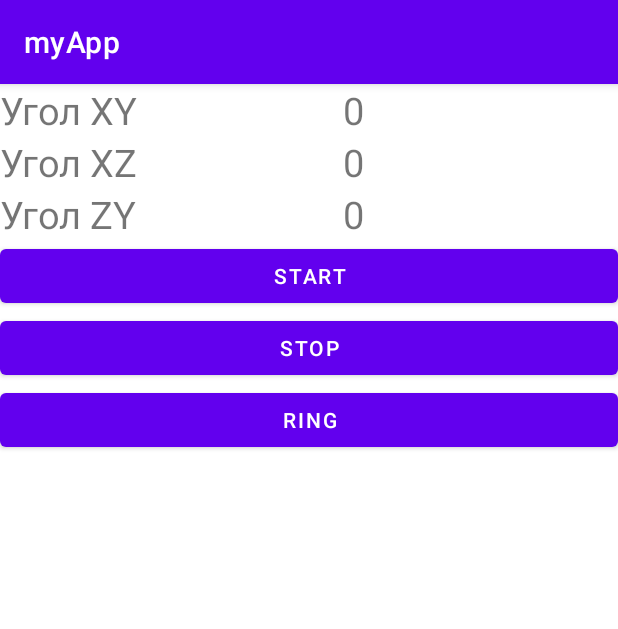
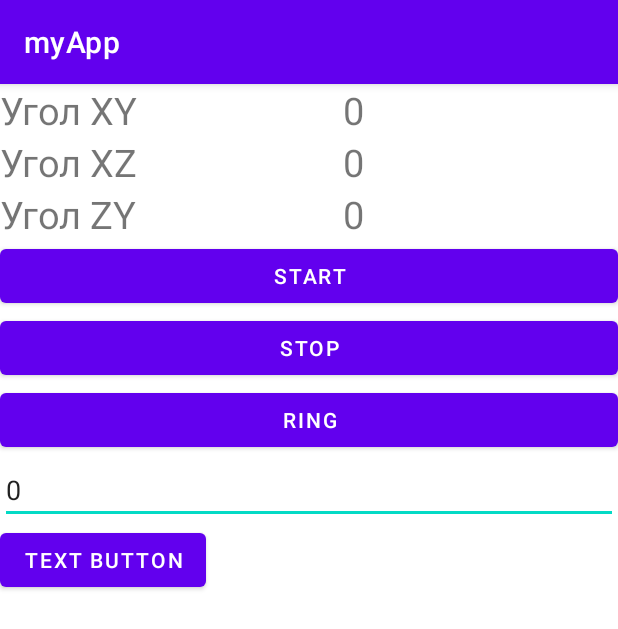
Before and after one commit to rahirim93/my-app, an Android app: the TrainingActivity screen opened directly, with no data from a screen before it, on a phone screen of 412 x 824 dp. Shown: the top 629 px of the screen. Run offline under Robolectric (Android 15) with nearby library versions, the phone set to English and light mode, and no system bars; 2 statements that could not run were skipped.

Commit message:
в таймере тренировок добавлена возможность изменять время

```diff
--- a/app/src/main/java/com/example/myapp/traningTimer/TrainingActivity.kt
+++ b/app/src/main/java/com/example/myapp/traningTimer/TrainingActivity.kt
@@ -2,10 +2,7 @@ package com.example.myapp.traningTimer
 
 import android.app.AlarmManager
 import android.app.PendingIntent
-import android.content.BroadcastReceiver
-import android.content.Context
-import android.content.Intent
-import android.content.IntentFilter
+import android.content.*
 import android.hardware.Sensor
 import android.hardware.SensorEvent
 import android.hardware.SensorEventListener
@@ -15,6 +12,7 @@ import android.os.Build
 import android.os.Bundle
 import android.util.Log
 import android.widget.Button
+import android.widget.EditText
 import android.widget.TextView
 import android.widget.Toast
 import androidx.appcompat.app.AppCompatActivity
@@ -29,8 +27,15 @@ import java.util.*
 
 const val SET_ALARM = "setAlarm"
 const val BROADCAST_ACTION = "broadcastAction"
+const val SHARED_PREFERENCES_NAME = "name"
+const val SHARED_TRAINING_TIME = "training time"
 
 class TrainingActivity : AppCompatActivity(), SensorEventListener {
+
+    private var timeTraining = 0
+
+    private lateinit var editTextTime: EditText
+    private lateinit var buttonTime: Button
 
      private lateinit var alarmManager: AlarmManager
 
@@ -54,9 +59,25 @@ class TrainingActivity : AppCompatActivity(), SensorEventListener {
     private lateinit var xzView: TextView
     private lateinit var zyView: TextView
 
+    private var sharedPreferences: SharedPreferences? = null
+
+
     override fun onCreate(savedInstanceState: Bundle?) {
         super.onCreate(savedInstanceState)
         setContentView(R.layout.activity_traning)
+
+        sharedPreferences = getSharedPreferences(SHARED_PREFERENCES_NAME, Context.MODE_PRIVATE)
+
+        editTextTime = findViewById(R.id.editTextTime)
+        editTextTime.setText(sharedPreferences?.getInt(SHARED_TRAINING_TIME, 0).toString())
+
+        buttonTime = findViewById(R.id.buttonTime)
+        buttonTime.setOnClickListener {
+            val editor = sharedPreferences?.edit()
+            editor?.putInt(SHARED_TRAINING_TIME, editTextTime.text.toString().toInt())
+            editor?.apply()
+        }
+
 
         button = findViewById(R.id.buttonRing)
         button.setOnClickListener {
@@ -146,7 +167,11 @@ class TrainingActivity : AppCompatActivity(), SensorEventListener {
 
 
     private fun setTestAlarm() {
-        val calendar = Calendar.getInstance().timeInMillis + 5000
+        if (sharedPreferences != null) {
+            timeTraining = sharedPreferences!!.getInt(SHARED_TRAINING_TIME, 0)
+        }
+        editTextTime.setText(timeTraining.toString())
+        val calendar = Calendar.getInstance().timeInMillis + (timeTraining * 1000)
         val calendar2 = Calendar.getInstance()
         calendar2.timeInMillis = calendar
 
--- a/app/src/main/res/layout/activity_traning.xml
+++ b/app/src/main/res/layout/activity_traning.xml
@@ -91,4 +91,16 @@
         android:layout_height="wrap_content"
         android:text="ring" />
 
+    <EditText
+        android:id="@+id/editTextTime"
+        android:layout_width="match_parent"
+        android:layout_height="wrap_content"/>
+
+    <Button
+        android:id="@+id/buttonTime"
+        android:layout_width="wrap_content"
+        android:layout_height="wrap_content"
+        android:text="Text button"
+        style="@style/Widget.MaterialComponents.Button" />
+
 </LinearLayout>
```
